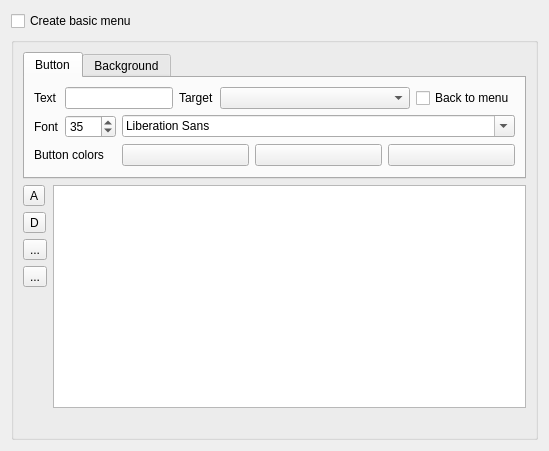
Qt form src/widgets/dvdwizardmenu_ui.ui (KDE/kdenlive) before a commit.
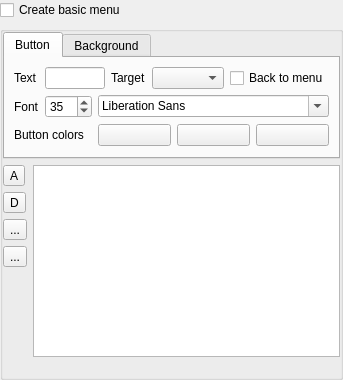
The same form after that commit. Custom widgets are drawn as their Qt base class.

Commit message: UI cleanup (remove double margin)

```diff
--- a/src/widgets/dvdwizardmenu_ui.ui
+++ b/src/widgets/dvdwizardmenu_ui.ui
@@ -6,11 +6,14 @@
    <rect>
     <x>0</x>
     <y>0</y>
-    <width>549</width>
-    <height>451</height>
+    <width>335</width>
+    <height>371</height>
    </rect>
   </property>
   <layout class="QGridLayout" name="gridLayout_5">
+   <property name="margin">
+    <number>0</number>
+   </property>
    <item row="0" column="0">
     <widget class="QCheckBox" name="create_menu">
      <property name="text">
@@ -23,7 +26,13 @@
      <property name="title">
       <string/>
      </property>
+     <property name="flat">
+      <bool>true</bool>
+     </property>
      <layout class="QGridLayout" name="gridLayout">
+      <property name="margin">
+       <number>0</number>
+      </property>
       <item row="0" column="0" colspan="2">
        <widget class="QTabWidget" name="tabWidget">
         <property name="sizePolicy">
```
The commit also changes 3 other files.
